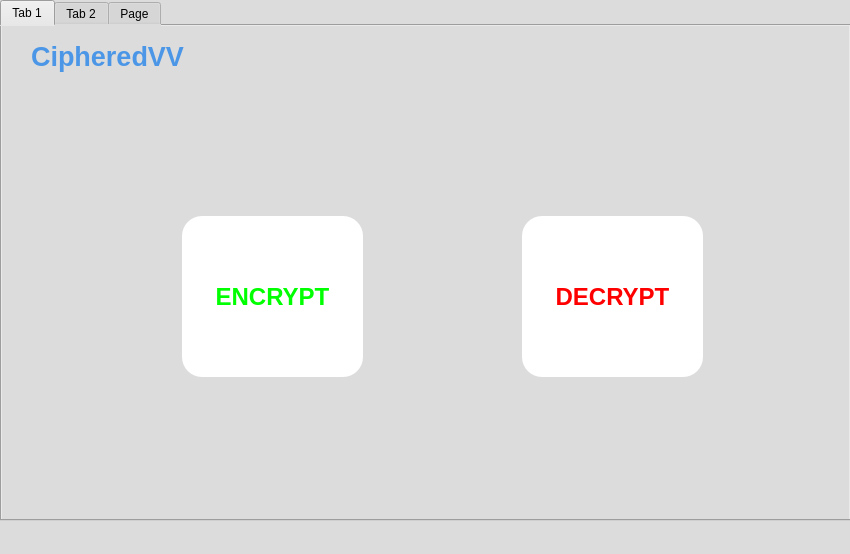
edeniyanda/CipheredVV, file ui/mainwindow.ui: the form before one commit.
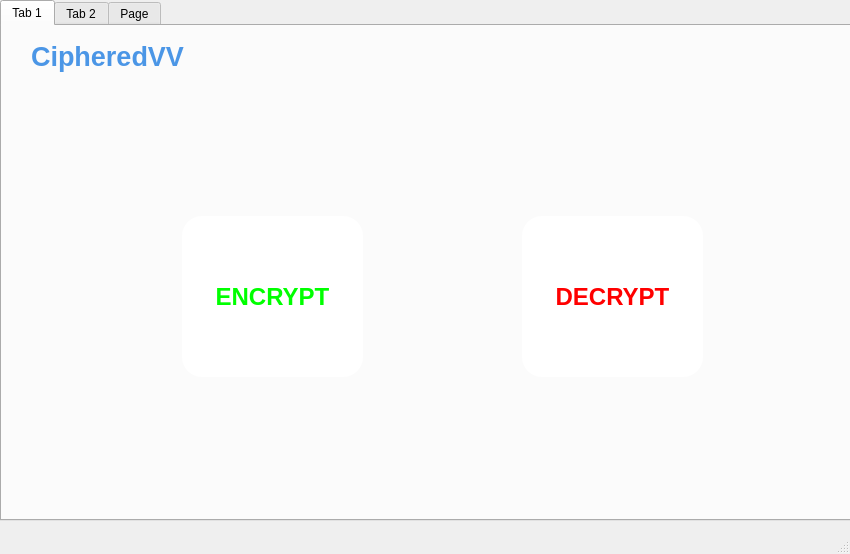
The form after the commit. Icons and pictures are not drawn.

Commit message: Added Box shadow to  Button

The edit to the form file:
```diff
--- a/ui/mainwindow.ui
+++ b/ui/mainwindow.ui
@@ -18,7 +18,7 @@
     <normaloff>../assets/img/icon/shield.png</normaloff>../assets/img/icon/shield.png</iconset>
   </property>
   <property name="styleSheet">
-   <string notr="true">background: rgb(220, 220, 220);</string>
+   <string notr="true"/>
   </property>
   <widget class="QWidget" name="centralwidget">
    <widget class="QTabWidget" name="pallet">
@@ -31,7 +31,7 @@
      </rect>
     </property>
     <property name="styleSheet">
-     <string notr="true">background: rgb(220, 220, 220)</string>
+     <string notr="true"/>
     </property>
     <property name="currentIndex">
      <number>0</number>
```
Left out of the diff: 12 changed lines with no effect on the pictures. The commit also changes 5 other files.
